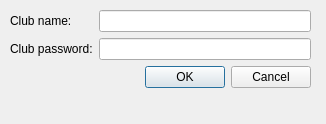
First picture: the form in qt-client/createclub.ui, repository paunovic/chipup-poker, before the edit.
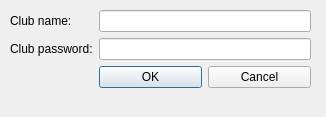
Second picture: the form after the edit.

```diff
--- a/qt-client/createclub.ui
+++ b/qt-client/createclub.ui
@@ -7,7 +7,7 @@
     <x>0</x>
     <y>0</y>
     <width>326</width>
-    <height>124</height>
+    <height>117</height>
    </rect>
   </property>
   <property name="windowTitle">
@@ -19,10 +19,13 @@
      <x>10</x>
      <y>10</y>
      <width>301</width>
-     <height>96</height>
+     <height>91</height>
     </rect>
    </property>
    <layout class="QFormLayout" name="formLayout">
+    <property name="fieldGrowthPolicy">
+     <enum>QFormLayout::AllNonFixedFieldsGrow</enum>
+    </property>
     <item row="0" column="0">
      <widget class="QLabel" name="lbsClubName">
       <property name="text">
@@ -44,14 +47,25 @@
      <widget class="QLineEdit" name="edClubPassword"/>
     </item>
     <item row="2" column="1">
-     <widget class="QDialogButtonBox" name="buttonBox">
-      <property name="orientation">
-       <enum>Qt::Horizontal</enum>
-      </property>
-      <property name="standardButtons">
-       <set>QDialogButtonBox::Cancel|QDialogButtonBox::Ok</set>
-      </property>
-     </widget>
+     <layout class="QHBoxLayout" name="horizontalLayout">
+      <item>
+       <widget class="QPushButton" name="btOk">
+        <property name="text">
+         <string>OK</string>
+        </property>
+       </widget>
+      </item>
+      <item>
+       <widget class="QPushButton" name="btCancel">
+        <property name="text">
+         <string>Cancel</string>
+        </property>
+        <property name="autoDefault">
+         <bool>false</bool>
+        </property>
+       </widget>
+      </item>
+     </layout>
     </item>
    </layout>
   </widget>
```
Left out of the diff: 41 changed lines with no effect on the pictures.
